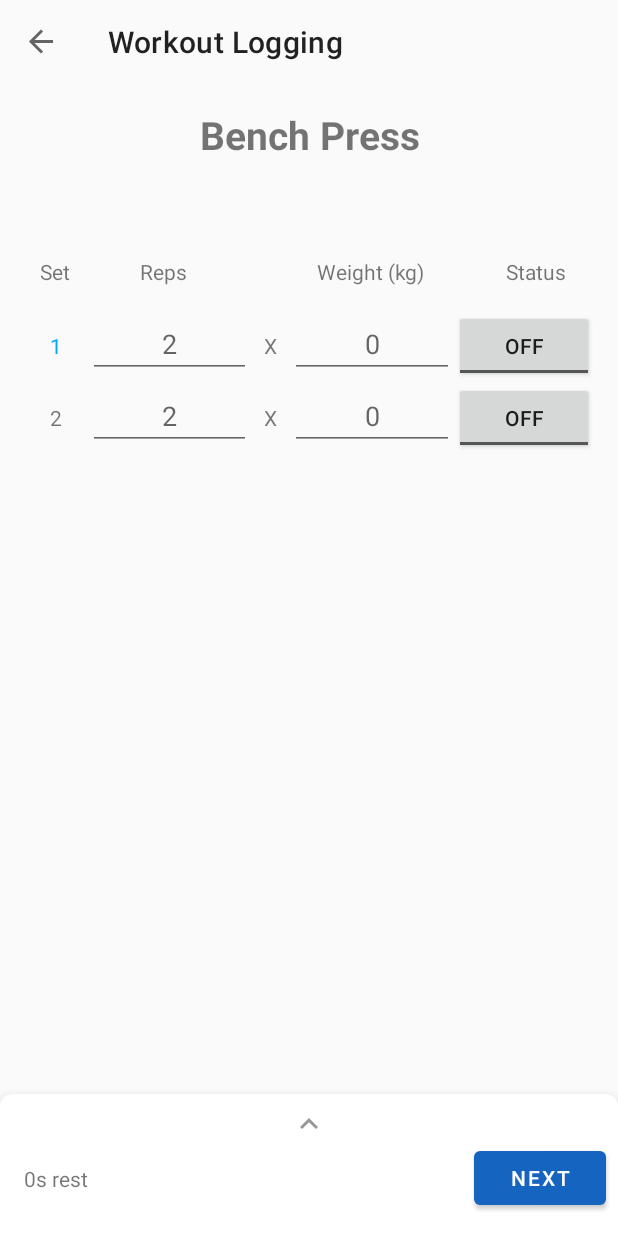
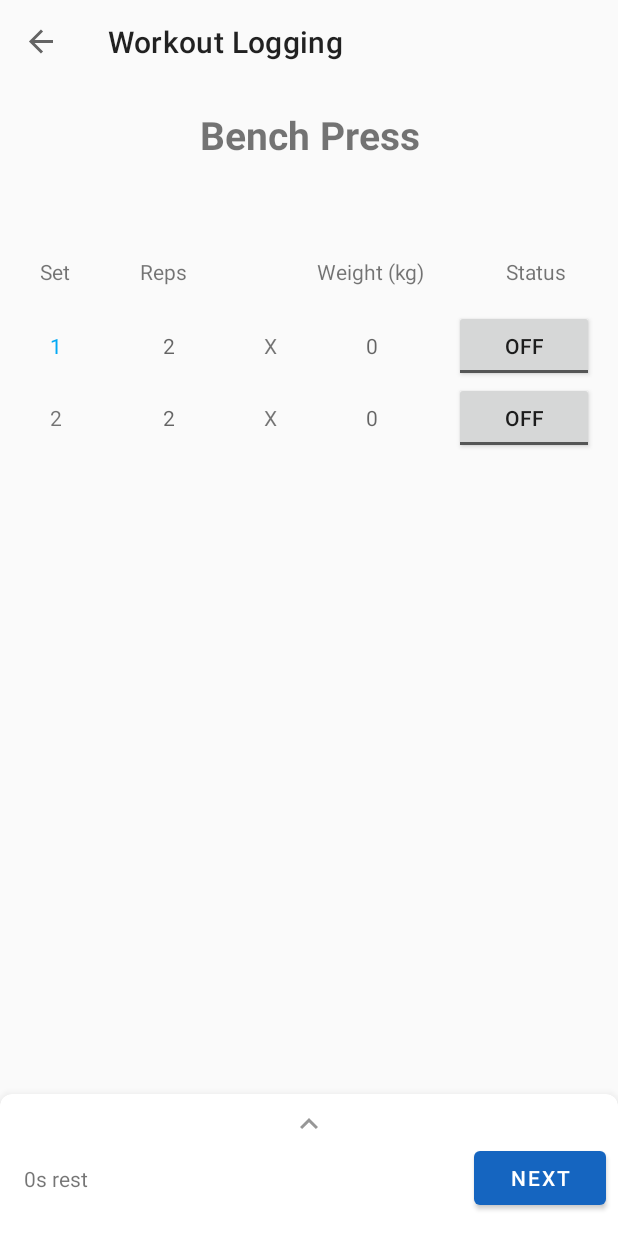
Before and after one commit to michalorestes/fitness-fatality-native, an Android app: the screen it shows after launch (MainActivity), after a tap on "Start", on a phone screen of 412 x 824 dp. Run offline under Robolectric (Android 15) with nearby library versions, the phone set to English and light mode, and no system bars; our stand-ins replace Room's generated code, data binding, navigation-ui.

Commit message:
Workout Tracking: add divider and remove underline from editText

```diff
--- a/app/src/main/java/com/example/fitnessfatality/ui/screens/workoutTracking/SingleExerciseLogFragment.kt
+++ b/app/src/main/java/com/example/fitnessfatality/ui/screens/workoutTracking/SingleExerciseLogFragment.kt
@@ -26,8 +26,6 @@ class SingleExerciseLogFragment(
 ) : Fragment(), ViewPagerPage {
 
     private lateinit var trackingViewModel: TrackingViewModel
-    //TODO: CurrentSetIndex should be stored in a ViewModel
-    private var currentSetIndex: MutableLiveData<Int> = MutableLiveData(1)
 
     override fun onCreate(savedInstanceState: Bundle?) {
         super.onCreate(savedInstanceState)
--- a/app/src/main/res/layout/fragment_workout_logging_log_entry.xml
+++ b/app/src/main/res/layout/fragment_workout_logging_log_entry.xml
@@ -1,7 +1,8 @@
 <?xml version="1.0" encoding="utf-8"?>
 <LinearLayout xmlns:android="http://schemas.android.com/apk/res/android"
-        android:orientation="horizontal" android:layout_width="match_parent"
-        android:layout_height="match_parent" >
+    android:layout_width="match_parent"
+    android:layout_height="match_parent"
+    android:orientation="horizontal">
 
     <TextView
         android:id="@+id/txt_sets_count"
@@ -14,6 +15,7 @@
 
     <EditText
         android:id="@+id/edit_text_reps_number"
+        style="@style/AppTheme.plainEditText"
         android:layout_width="100dp"
         android:layout_height="wrap_content"
         android:layout_weight="1"
@@ -33,6 +35,7 @@
 
     <EditText
         android:id="@+id/edit_text_weight_lifed"
+        style="@style/AppTheme.plainEditText"
         android:layout_width="100dp"
         android:layout_height="wrap_content"
         android:layout_weight="1"
--- a/app/src/main/res/values/styles.xml
+++ b/app/src/main/res/values/styles.xml
@@ -23,4 +23,8 @@
     <style name="AppTheme.Tabs" parent="Widget.MaterialComponents.TabLayout">
         <item name="tabBackground">@color/backgroundColor</item>
     </style>
+
+    <style name="AppTheme.plainEditText" parent="Widget.Design.TextInputLayout">
+        <item name="android:backgroundTint">#00000000</item>
+    </style>
 </resources>
```
Lines whose indentation alone changed are shown as unchanged.
